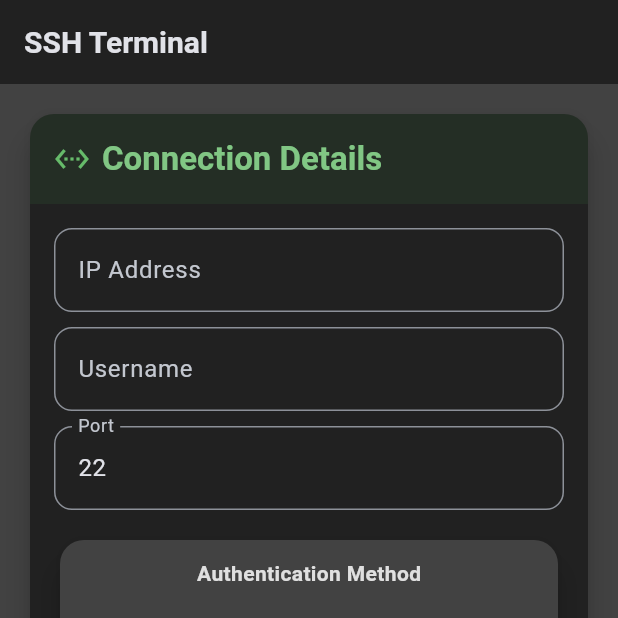
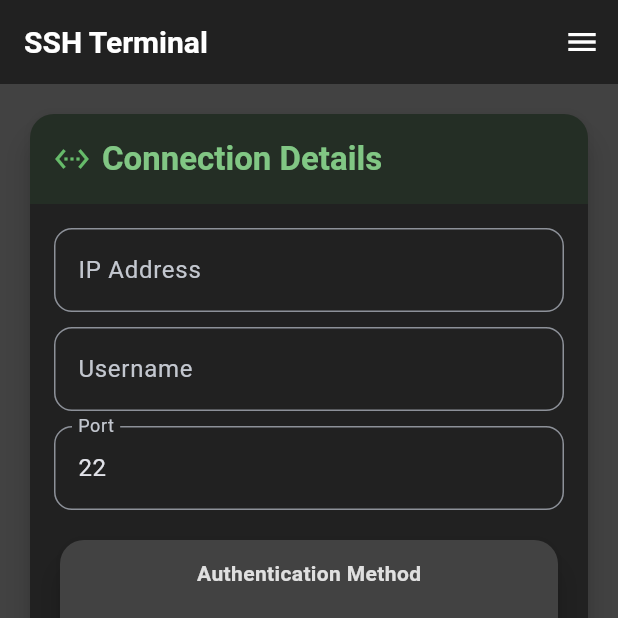
Before and after one commit to sanjaymadari/termile, a Flutter app: the screen it shows after launch, on a phone screen of 412 x 824 dp, the top half of it. Run offline on Flutter 3.47's test engine with Material 3 defaults, Android fonts, the phone set to English and light mode, and no system bars; our stand-ins replace file_picker, get, package_info_plus, share_plus, shared_preferences; missing offline and left inert: dartssh2, xterm.

Commit message:
feat: custom app bar

```diff
--- /dev/null
+++ b/lib/constants.dart
@@ -0,0 +1,10 @@
+import 'package:flutter/material.dart';
+
+class TermileConstants {
+  static const String appName = 'Termile';
+}
+
+class TermileColors {
+  static const Color primaryColor = Colors.blue;
+  static const Color black = Colors.black;
+}
--- a/lib/main.dart
+++ b/lib/main.dart
@@ -4,10 +4,10 @@ import 'dart:convert';
 import 'package:flutter/material.dart';
 import 'package:dartssh2/dartssh2.dart';
 import 'package:termile/connection_profile.dart';
+import 'package:termile/widgets/custom_app_bar.dart';
 import 'package:xterm/xterm.dart';
 import 'package:file_picker/file_picker.dart';
 import 'package:path_provider/path_provider.dart';
-// import 'package:share_plus/share_plus.dart';
 import 'package:shared_preferences/shared_preferences.dart';
 import 'package:flutter/services.dart';
 
@@ -715,64 +715,9 @@ class _SSHTerminalState extends State<SSHTerminal> {
       focusNode: FocusNode(),
       onKeyEvent: _handleKeyEvent,
       child: Scaffold(
-        appBar: AppBar(
-          title: const Text(
-            'SSH Terminal',
-            style: TextStyle(
-              fontWeight: FontWeight.bold,
-              fontSize: 20,
-            ),
-          ),
-          backgroundColor: Colors.grey.shade900,
-          elevation: 0,
-          actions: [
-            if (_isConnected) ...[
-              // Stop Command button (Ctrl+C)
-              IconButton(
-                icon: const Icon(Icons.stop),
-                tooltip: 'Stop Command (Ctrl+C)',
-                onPressed: () {
-                  // Send Ctrl+C signal (ASCII 3)
-                  _session?.write(Uint8List.fromList([3]));
-                },
-              ),
-              // Previous command button
-              IconButton(
-                icon: const Icon(Icons.keyboard_arrow_up),
-                tooltip: 'Previous Command',
-                onPressed: () =>
-                    _session?.write(Uint8List.fromList([27, 91, 65]))
-                // _terminal.write('\x1B[A')
-                ,
-              ),
-              // Next command button
-              IconButton(
-                icon: const Icon(Icons.keyboard_arrow_down),
-                tooltip: 'Next Command',
-                onPressed: () =>
-                    _session?.write(Uint8List.fromList([27, 91, 66]))
-                // _terminal.write('\x1B[B')
-                ,
-              ),
-              IconButton(
-                icon: const Icon(Icons.cleaning_services),
-                tooltip: 'Clear Terminal',
-                onPressed: () {
-                  // Clear terminal using ANSI escape sequence
-                  _terminal.write('\x1B[2J\x1B[H');
-                },
-              ),
-              IconButton(
-                icon: const Icon(Icons.close),
-                onPressed: () {
-                  _terminal.write('\x1B[2J\x1B[H');
-                  _session?.close();
-                  _client?.close();
-                  setState(() => _isConnected = false);
-                },
-              ),
-            ]
-          ],
+        appBar: CustomAppBar(
+          title: 'SSH Terminal',
+          isHomeScreen: true,
         ),
         backgroundColor: Colors.grey.shade800,
         body: Column(
@@ -1465,56 +1410,133 @@ class _SSHTerminalState extends State<SSHTerminal> {
                       //   fontFamily: 'Courier',
                       // ),
                     ),
-                    // Floating action buttons for terminal shortcuts
+                    // Terminal control buttons
                     Positioned(
-                      bottom: 16,
-                      right: 16,
-                      child: Column(
+                      top: 8,
+                      right: 8,
+                      child: Row(
                         mainAxisSize: MainAxisSize.min,
                         children: [
-                          // Ctrl+D button
-                          FloatingActionButton(
-                            mini: true,
-                            heroTag: "ctrl_d",
-                            onPressed: () {
-                              // Send Ctrl+D signal (ASCII 4)
-                              _session?.write(Uint8List.fromList([4]));
-                            },
-                            tooltip: 'Ctrl+D (EOF)',
-                            child: const Text('D',
-                                style: TextStyle(
-                                    fontSize: 12, fontWeight: FontWeight.bold)),
-                          ),
-                          const SizedBox(height: 8),
-                          // Ctrl+Z button
-                          FloatingActionButton(
-                            mini: true,
-                            heroTag: "ctrl_z",
-                            onPressed: () {
-                              // Send Ctrl+Z signal (ASCII 26)
-                              _session?.write(Uint8List.fromList([26]));
-                            },
-                            tooltip: 'Ctrl+Z (Suspend)',
-                            child: const Text('Z',
-                                style: TextStyle(
-                                    fontSize: 12, fontWeight: FontWeight.bold)),
-                          ),
-                          const SizedBox(height: 8),
-                          // Ctrl+C button (Stop Command)
-                          FloatingActionButton(
-                            mini: true,
-                            heroTag: "ctrl_c",
+                          // Stop Command button (Ctrl+C)
+                          IconButton(
+                            icon: const Icon(Icons.stop),
+                            tooltip: 'Stop Command (Ctrl+C)',
                             onPressed: () {
                               // Send Ctrl+C signal (ASCII 3)
                               _session?.write(Uint8List.fromList([3]));
                             },
-                            tooltip: 'Ctrl+C (Stop Command)',
-                            backgroundColor: Colors.red.shade600,
-                            child: const Icon(Icons.stop, size: 16),
+                            style: IconButton.styleFrom(
+                              backgroundColor: Colors.red.shade600,
+                              foregroundColor: Colors.white,
+                            ),
+                          ),
+                          const SizedBox(width: 4),
+                          // Previous command button
+                          IconButton(
+                            icon: const Icon(Icons.keyboard_arrow_up),
+                            tooltip: 'Previous Command',
+                            onPressed: () => _session
+                                ?.write(Uint8List.fromList([27, 91, 65])),
+                            style: IconButton.styleFrom(
+                              backgroundColor: Colors.blue.shade600,
+                              foregroundColor: Colors.white,
+                            ),
+                          ),
+                          const SizedBox(width: 4),
+                          // Next command button
+                          IconButton(
+                            icon: const Icon(Icons.keyboard_arrow_down),
+                            tooltip: 'Next Command',
+                            onPressed: () => _session
+                                ?.write(Uint8List.fromList([27, 91, 66])),
+                            style: IconButton.styleFrom(
+                              backgroundColor: Colors.blue.shade600,
+                              foregroundColor: Colors.white,
+                            ),
+                          ),
+                          const SizedBox(width: 4),
+                          // Clear terminal button
+                          IconButton(
+                            icon: const Icon(Icons.cleaning_services),
+                            tooltip: 'Clear Terminal',
+                            onPressed: () {
+                              // Clear terminal using ANSI escape sequence
+                              _terminal.write('\x1B[2J\x1B[H');
+                            },
+                            style: IconButton.styleFrom(
+                              backgroundColor: Colors.orange.shade600,
+                              foregroundColor: Colors.white,
+                            ),
+                          ),
+                          const SizedBox(width: 4),
+                          // Disconnect button
+                          IconButton(
+                            icon: const Icon(Icons.logout),
+                            tooltip: 'Disconnect',
+                            onPressed: () {
+                              _terminal.write('\x1B[2J\x1B[H');
+                              _session?.close();
+                              _client?.close();
+                              setState(() => _isConnected = false);
+                            },
+                            style: IconButton.styleFrom(
+                              backgroundColor: Colors.red.shade600,
+                              foregroundColor: Colors.white,
+                            ),
                           ),
                         ],
                       ),
                     ),
+                    // Floating action buttons for terminal shortcuts
+                    // Positioned(
+                    //   bottom: 16,
+                    //   right: 16,
+                    //   child: Column(
+                    //     mainAxisSize: MainAxisSize.min,
+                    //     children: [
+                    //       // Ctrl+D button
+                    //       FloatingActionButton(
+                    //         mini: true,
+                    //         heroTag: "ctrl_d",
+                    //         onPressed: () {
+                    //           // Send Ctrl+D signal (ASCII 4)
+                    //           _session?.write(Uint8List.fromList([4]));
+                    //         },
+                    //         tooltip: 'Ctrl+D (EOF)',
+                    //         child: const Text('D',
+                    //             style: TextStyle(
+                    //                 fontSize: 12, fontWeight: FontWeight.bold)),
+                    //       ),
+                    //       const SizedBox(height: 8),
+                    //       // Ctrl+Z button
+                    //       FloatingActionButton(
+                    //         mini: true,
+                    //         heroTag: "ctrl_z",
+                    //         onPressed: () {
+                    //           // Send Ctrl+Z signal (ASCII 26)
+                    //           _session?.write(Uint8List.fromList([26]));
+                    //         },
+                    //         tooltip: 'Ctrl+Z (Suspend)',
+                    //         child: const Text('Z',
+                    //             style: TextStyle(
+                    //                 fontSize: 12, fontWeight: FontWeight.bold)),
+                    //       ),
+                    //       const SizedBox(height: 8),
+                    //       // Ctrl+C button (Stop Command)
+                    //       FloatingActionButton(
+                    //         mini: true,
+                    //         heroTag: "ctrl_c",
+                    //         onPressed: () {
+                    //           // Send Ctrl+C signal (ASCII 3)
+                    //           _session?.write(Uint8List.fromList([3]));
+                    //         },
+                    //         tooltip: 'Ctrl+C (Stop Command)',
+                    //         backgroundColor: Colors.red.shade600,
+                    //         child: const Icon(Icons.stop, size: 16),
+                    //       ),
+                    //     ],
+                    //   ),
+                    // ),
                   ],
                 ),
               ),
```
Also changed, not shown: lib/services/rate_us_service.dart (added, +16 -0 lines), lib/widgets/custom_app_bar.dart (added, +211 -0 lines), pubspec.yaml (+5 -3 lines).
